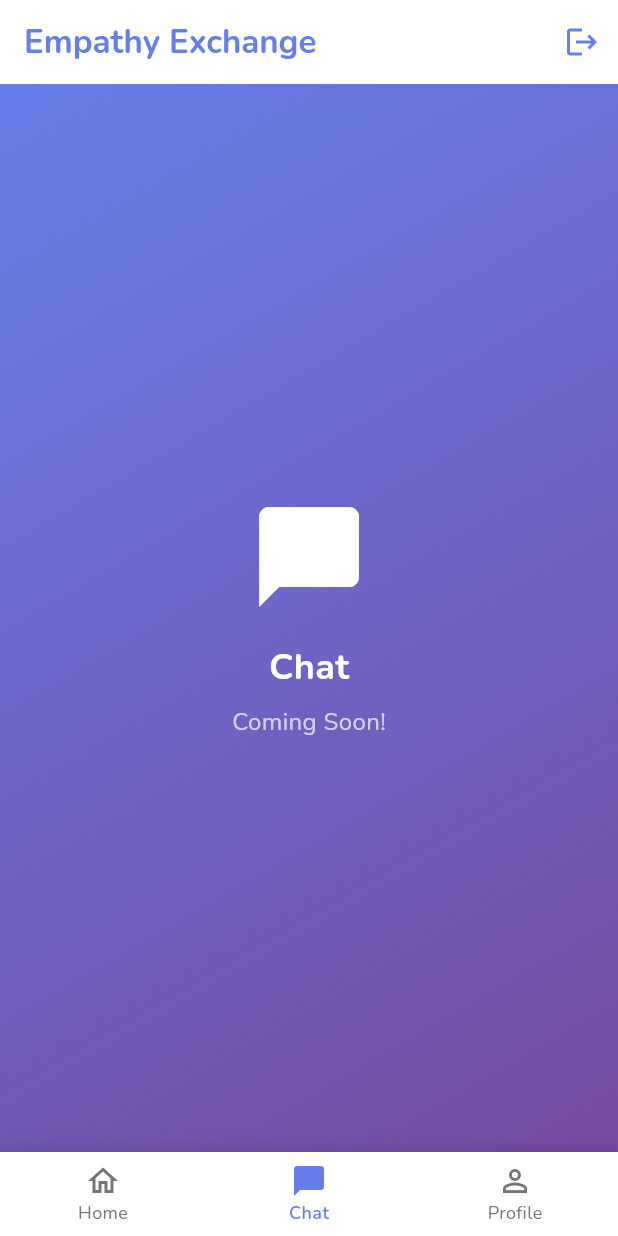
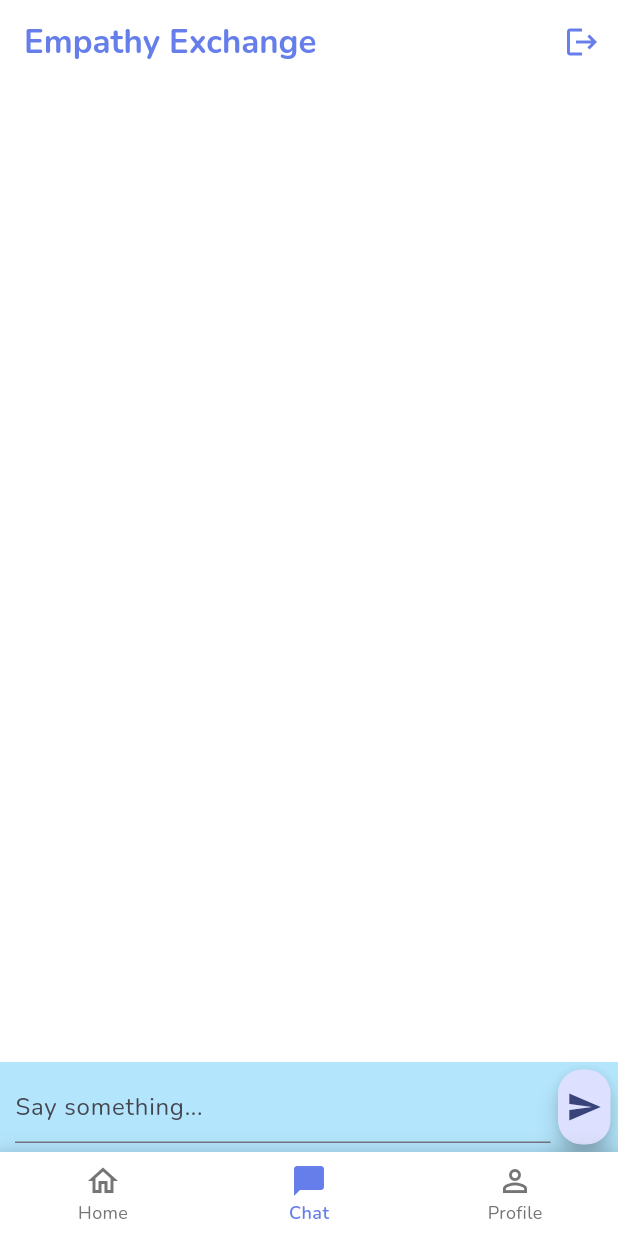
Before and after one commit to yunhanluo/empathy-exchange, a Flutter app: the screen it shows once a user with an empty profile is signed in, item 2 of the bottom bar chosen, on a phone screen of 412 x 824 dp. Run offline on Flutter 3.47's test engine with Material 3 defaults, Android fonts, the phone set to English and light mode, and no system bars; our stand-ins replace firebase_auth, firebase_core, firebase_database, google_fonts, google_sign_in; accounts and stored records are empty.

Commit message:
create chat screen

```diff
--- a/lib/main.dart
+++ b/lib/main.dart
@@ -1,3 +1,4 @@
+import 'package:empathy_exchange/screens/chat_screen.dart';
 import 'package:flutter/material.dart';
 import 'package:firebase_core/firebase_core.dart';
 import 'package:firebase_auth/firebase_auth.dart';
@@ -227,7 +228,7 @@ class _HomePageState extends State<HomePage> {
   }
 
   Widget _buildChatTab() {
-    return Container(
+    /*return Container(
       decoration: const BoxDecoration(
         gradient: LinearGradient(
           begin: Alignment.topLeft,
@@ -267,7 +268,8 @@ class _HomePageState extends State<HomePage> {
           ],
         ),
       ),
-    );
+    );*/
+    return const ChatPage(title: "Empathy Exchange");
   }
 
   Widget _buildProfileTab() {
--- /dev/null
+++ b/lib/screens/chat_screen.dart
@@ -0,0 +1,97 @@
+import 'package:flutter/material.dart';
+import 'package:empathy_exchange/widgets/message.dart';
+
+class ChatPage extends StatefulWidget {
+  const ChatPage({super.key, required this.title});
+
+  final String title;
+
+  @override
+  State<ChatPage> createState() => _State();
+}
+
+class _State extends State<ChatPage> {
+  final _textController = TextEditingController();
+  final _textFocus = FocusNode();
+
+  final List<Widget> _messages = <Widget>[];
+
+  @override
+  void dispose() {
+    _textController.dispose();
+    _textFocus.dispose();
+
+    super.dispose();
+  }
+
+  void _send(String value) {
+    setState(() {
+      _messages.add(Message(value, Sender.self));
+
+      _textController.clear();
+      _textFocus.requestFocus();
+    });
+  }
+
+  @override
+  Widget build(BuildContext context) {
+    return Stack(
+      children: <Widget>[
+        AppBar(
+          backgroundColor: Colors.black,
+          toolbarHeight: 5,
+        ),
+        Container(
+          color: Colors.white,
+          width: MediaQuery.sizeOf(context).width,
+          height: MediaQuery.sizeOf(context).height,
+          child: SafeArea(
+            child: SingleChildScrollView(
+              child: Padding(
+                padding: const EdgeInsets.only(bottom: 80, top: 10),
+                child: Column(
+                  children: _messages,
+                ),
+              )
+            )
+          ),
+        ),
+        Align(
+          alignment: Alignment.bottomLeft,
+          child: Container(
+            color: Colors.lightBlue.shade100,
+            height: 60,
+            alignment: Alignment.centerLeft,
+            child: Row(
+              mainAxisAlignment: MainAxisAlignment.start,
+              children: <Widget>[
+                Container(
+                  padding: const EdgeInsets.only(left: 10, right: 5),
+                  width: MediaQuery.sizeOf(context).width - 40,
+                  child: TextField(
+                    onSubmitted: (String value) { _send(value); },
+                    controller: _textController,
+                    focusNode: _textFocus,
+                    autofocus: false,
+                    decoration: const InputDecoration(
+                      hintText: "Say something..."
+                    ),
+                  ),
+                ),
+                Container(
+                  padding: const EdgeInsets.only(right: 5, top: 5, bottom: 5),
+                  width: 40,
+                  child: FloatingActionButton(
+                    onPressed: () { _send(_textController.value.text); },
+                    tooltip: "Send",
+                    child: const Icon(Icons.send),
+                  ),
+                ),
+              ],
+            ),
+          ),
+        ),
+      ],
+    );
+  }
+}
--- a/pubspec.yaml
+++ b/pubspec.yaml
@@ -37,6 +37,7 @@ dependencies:
   cloud_firestore: ^5.4.3
   firebase_storage: ^12.3.2
   firebase_analytics: ^11.3.3
+  firebase_database: ^11.3.10
 
   # Google Sign-In
   google_sign_in: ^6.2.1
```
Also changed, not shown: lib/lib/firebase.dart (added, +30 -0 lines), lib/widgets/message.dart (added, +30 -0 lines), firebase.json (added), pubspec.lock, 8 other files.
